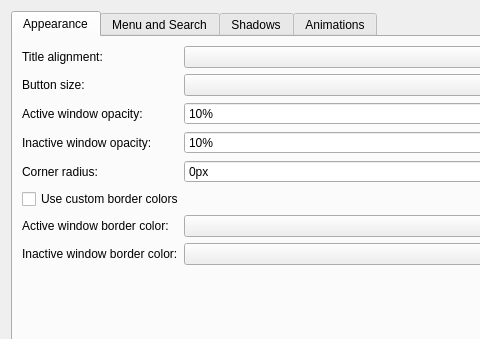
The window that src/kcm/config.ui (guiodic/material-decoration) describes before a commit, drawn with Qt 5; both pictures show x 0 to 480 and y 0 to 339 of the 616 by 749 pixel window.
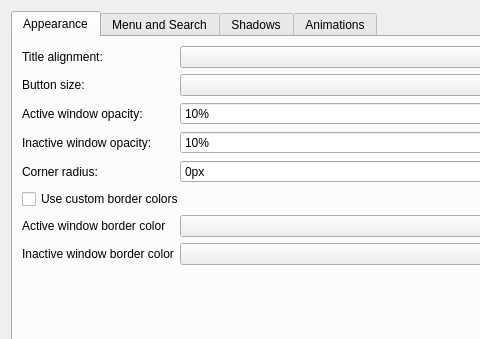
The same window after the commit. Custom widgets are drawn as their Qt base class.

Commit message: borders, correct kcm load confogs

The edit to the form file:
```diff
--- a/src/kcm/config.ui
+++ b/src/kcm/config.ui
@@ -114,7 +114,7 @@
        <item row="6" column="0">
         <widget class="QLabel" name="label_11">
          <property name="text">
-          <string>Active window border color:</string>
+          <string>Active window border color</string>
          </property>
         </widget>
        </item>
@@ -124,7 +124,7 @@
        <item row="7" column="0">
         <widget class="QLabel" name="label_12">
          <property name="text">
-          <string>Inactive window border color:</string>
+          <string>Inactive window border color</string>
          </property>
         </widget>
        </item>
```
The commit also changes 3 other files.
